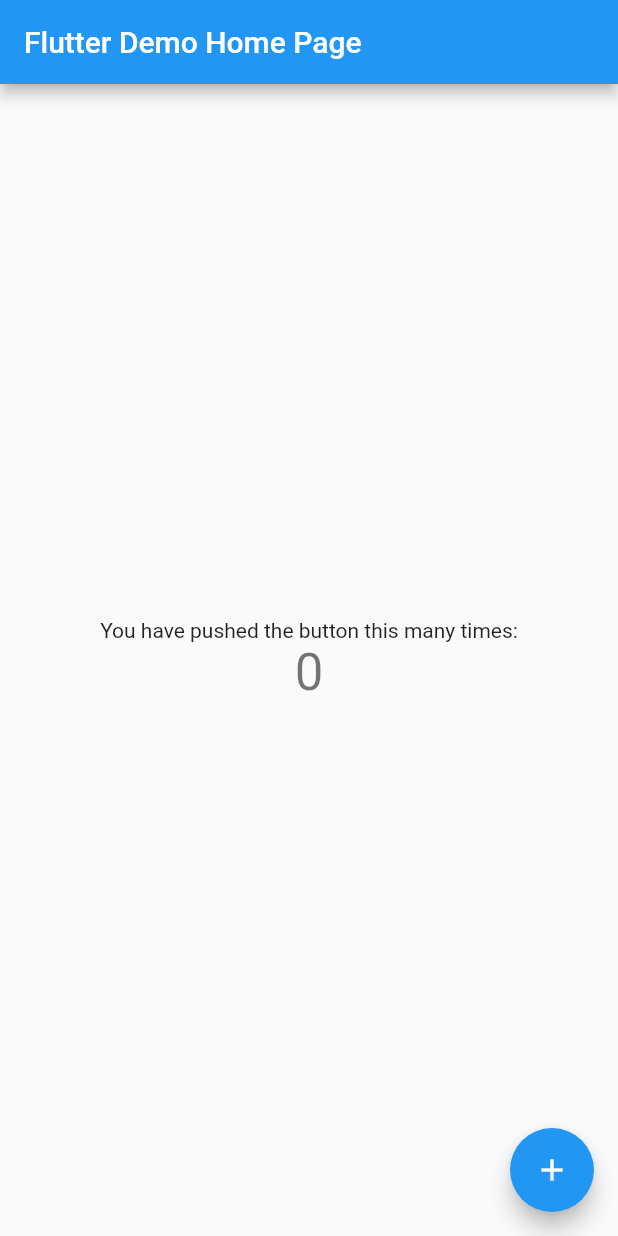
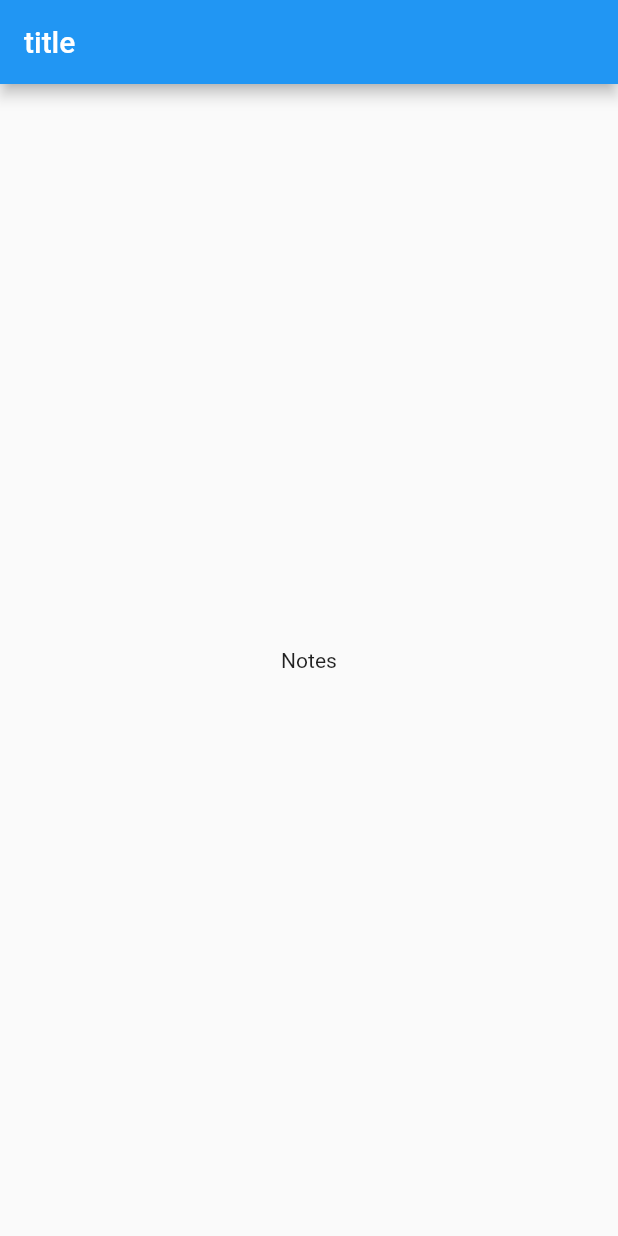
Before and after one commit to jokswer/ToDoFlutter, a Flutter app: the screen it shows after launch, on a phone screen of 412 x 824 dp. Run offline on Flutter 3.47's test engine with Material 2 defaults, Android fonts, the phone set to English and light mode, and no system bars.

Commit message:
add screens and components directions

```diff
--- a/lib/main.dart
+++ b/lib/main.dart
@@ -1,117 +1,7 @@
 import 'package:flutter/material.dart';
 
+import './src/App.dart';
+
 void main() {
-  runApp(MyApp());
+  runApp(App());
 }
-
-class MyApp extends StatelessWidget {
-  // This widget is the root of your application.
-  @override
-  Widget build(BuildContext context) {
-    return MaterialApp(
-      title: 'Flutter Demo',
-      theme: ThemeData(
-        // This is the theme of your application.
-        //
-        // Try running your application with "flutter run". You'll see the
-        // application has a blue toolbar. Then, without quitting the app, try
-        // changing the primarySwatch below to Colors.green and then invoke
-        // "hot reload" (press "r" in the console where you ran "flutter run",
-        // or simply save your changes to "hot reload" in a Flutter IDE).
-        // Notice that the counter didn't reset back to zero; the application
-        // is not restarted.
-        primarySwatch: Colors.blue,
-        // This makes the visual density adapt to the platform that you run
-        // the app on. For desktop platforms, the controls will be smaller and
-        // closer together (more dense) than on mobile platforms.
-        visualDensity: VisualDensity.adaptivePlatformDensity,
-      ),
-      home: MyHomePage(title: 'Flutter Demo Home Page'),
-    );
-  }
-}
-
-class MyHomePage extends StatefulWidget {
-  MyHomePage({Key key, this.title}) : super(key: key);
-
-  // This widget is the home page of your application. It is stateful, meaning
-  // that it has a State object (defined below) that contains fields that affect
-  // how it looks.
-
-  // This class is the configuration for the state. It holds the values (in this
-  // case the title) provided by the parent (in this case the App widget) and
-  // used by the build method of the State. Fields in a Widget subclass are
-  // always marked "final".
-
-  final String title;
-
-  @override
-  _MyHomePageState createState() => _MyHomePageState();
-}
-
-class _MyHomePageState extends State<MyHomePage> {
-  int _counter = 0;
-
-  void _incrementCounter() {
-    setState(() {
-      // This call to setState tells the Flutter framework that something has
-      // changed in this State, which causes it to rerun the build method below
-      // so that the display can reflect the updated values. If we changed
-      // _counter without calling setState(), then the build method would not be
-      // called again, and so nothing would appear to happen.
-      _counter++;
-    });
-  }
-
-  @override
-  Widget build(BuildContext context) {
-    // This method is rerun every time setState is called, for instance as done
-    // by the _incrementCounter method above.
-    //
-    // The Flutter framework has been optimized to make rerunning build methods
-    // fast, so that you can just rebuild anything that needs updating rather
-    // than having to individually change instances of widgets.
-    return Scaffold(
-      appBar: AppBar(
-        // Here we take the value from the MyHomePage object that was created by
-        // the App.build method, and use it to set our appbar title.
-        title: Text(widget.title),
-      ),
-      body: Center(
-        // Center is a layout widget. It takes a single child and positions it
-        // in the middle of the parent.
-        child: Column(
-          // Column is also a layout widget. It takes a list of children and
-          // arranges them vertically. By default, it sizes itself to fit its
-          // children horizontally, and tries to be as tall as its parent.
-          //
-          // Invoke "debug painting" (press "p" in the console, choose the
-          // "Toggle Debug Paint" action from the Flutter Inspector in Android
-          // Studio, or the "Toggle Debug Paint" command in Visual Studio Code)
-          // to see the wireframe for each widget.
-          //
-          // Column has various properties to control how it sizes itself and
-          // how it positions its children. Here we use mainAxisAlignment to
-          // center the children vertically; the main axis here is the vertical
-          // axis because Columns are vertical (the cross axis would be
-          // horizontal).
-          mainAxisAlignment: MainAxisAlignment.center,
-          children: <Widget>[
-            Text(
-              'You have pushed the button this many times:',
-            ),
-            Text(
-              '$_counter',
-              style: Theme.of(context).textTheme.headline4,
-            ),
-          ],
-        ),
-      ),
-      floatingActionButton: FloatingActionButton(
-        onPressed: _incrementCounter,
-        tooltip: 'Increment',
-        child: Icon(Icons.add),
-      ), // This trailing comma makes auto-formatting nicer for build methods.
-    );
-  }
-}
--- /dev/null
+++ b/lib/src/App.dart
@@ -0,0 +1,17 @@
+import 'package:flutter/material.dart';
+
+import 'package:ToDoFlutter/src/screens/Notes.dart';
+import 'package:ToDoFlutter/src/screens/Authorization.dart';
+
+class App extends StatelessWidget {
+  @override
+  Widget build(BuildContext context) {
+    return MaterialApp(
+      home: Scaffold(
+        appBar: AppBar(title: const Text('title'),),
+        body: false ? AuthorizationScreen() : NotesScreen(),
+      ),
+    );
+  }
+
+}
--- /dev/null
+++ b/lib/src/screens/Authorization.dart
@@ -0,0 +1,14 @@
+import 'package:flutter/material.dart';
+
+class AuthorizationScreen extends StatelessWidget {
+  @override
+  Widget build(BuildContext context) {
+    return const Center(
+      child: Text(
+        'Auth',
+        textDirection: TextDirection.ltr,
+      ),
+    );
+  }
+
+}
--- /dev/null
+++ b/lib/src/screens/Note.dart
@@ -0,0 +1,3 @@
+class Note {
+
+}
--- /dev/null
+++ b/lib/src/screens/Notes.dart
@@ -0,0 +1,14 @@
+import 'package:flutter/material.dart';
+
+class NotesScreen extends StatelessWidget {
+  @override
+  Widget build(BuildContext context) {
+    return const Center(
+      child: Text(
+        'Notes',
+        textDirection: TextDirection.ltr,
+      ),
+    );
+  }
+
+}
```
